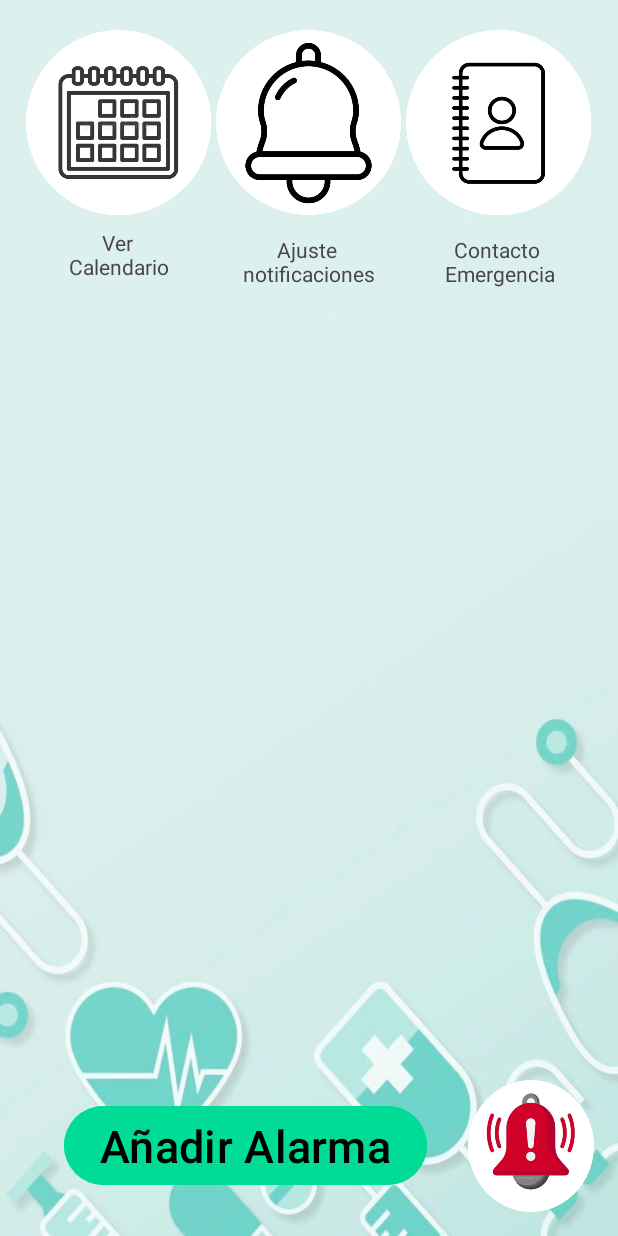
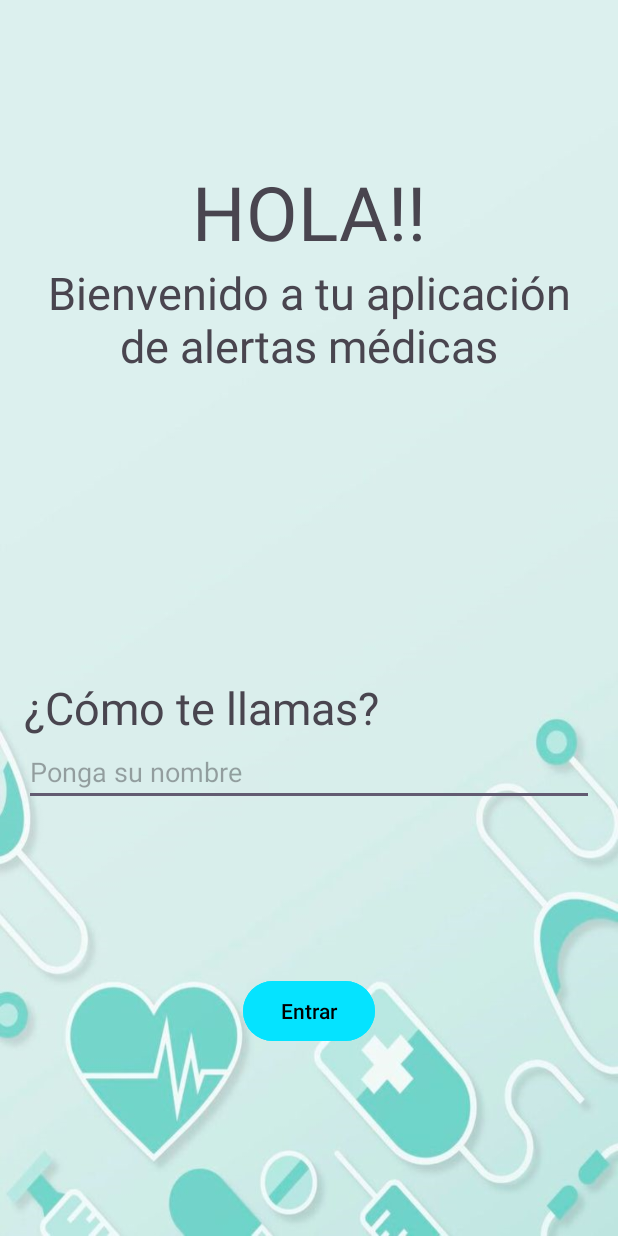
Before and after one commit to v1ct0r999/MedicApp, an Android app: the screen it shows after launch (MainActivity before the commit, Splash after it), on a phone screen of 412 x 824 dp. Run offline under Robolectric (Android 15) with nearby library versions, the light colour scheme and no system bars.

Commit message:
Splash agregado COCKrestamente

```diff
--- a/app/src/main/AndroidManifest.xml
+++ b/app/src/main/AndroidManifest.xml
@@ -15,6 +15,15 @@
         android:theme="@style/Theme.MedicApp"
         tools:targetApi="31">
         <activity
+            android:name=".Splash"
+            android:exported="true">
+            <intent-filter>
+                <action android:name="android.intent.action.MAIN" />
+
+                <category android:name="android.intent.category.LAUNCHER" />
+            </intent-filter>
+        </activity>
+        <activity
             android:name=".MenuContactoActivity"
             android:exported="false" />
         <activity
@@ -28,12 +37,7 @@
             android:exported="false" />
         <activity
             android:name=".MainActivity"
-            android:exported="true">
-            <intent-filter>
-                <action android:name="android.intent.action.MAIN" />
-
-                <category android:name="android.intent.category.LAUNCHER" />
-            </intent-filter>
+            android:exported="false">
         </activity>
 
         <receiver
--- /dev/null
+++ b/app/src/main/java/cl/contreras/medicapp/Splash.java
@@ -0,0 +1,41 @@
+package cl.contreras.medicapp;
+
+import android.content.Intent;
+import android.os.Bundle;
+import android.view.View;
+import android.widget.Button;
+import android.widget.EditText;
+
+import androidx.activity.EdgeToEdge;
+import androidx.appcompat.app.AppCompatActivity;
+import androidx.core.graphics.Insets;
+import androidx.core.view.ViewCompat;
+import androidx.core.view.WindowInsetsCompat;
+
+public class Splash extends AppCompatActivity {
+
+    @Override
+    protected void onCreate(Bundle savedInstanceState) {
+        super.onCreate(savedInstanceState);
+        EdgeToEdge.enable(this);
+        setContentView(R.layout.activity_splash);
+
+        Button btniniciar = (Button) findViewById(R.id.btnentrar);
+        EditText usuario = (EditText) findViewById(R.id.usuario);
+
+        btniniciar.setOnClickListener(new View.OnClickListener() {
+            @Override
+            public void onClick(View v) {
+                String usuarioInput = usuario.getText().toString().trim();
+
+                // Validar el campo "usuario"
+                if (usuarioInput.isEmpty()) {
+                    usuario.setError("El campo de usuario no puede estar vacío");
+                } else {
+                    startActivity(new Intent(Splash.this, MainActivity.class));
+                }
+            }
+        });
+
+    }
+}
--- a/app/src/main/res/layout/activity_main.xml
+++ b/app/src/main/res/layout/activity_main.xml
@@ -9,6 +9,24 @@
     android:padding="16dp"
     android:orientation="vertical"
     android:background="@drawable/fondo">
+
+    <LinearLayout
+        android:layout_width="match_parent"
+        android:layout_height="match_parent"
+        android:layout_weight="8">
+        <RelativeLayout
+            android:layout_width="match_parent"
+            android:layout_height="match_parent">
+            <TextView
+                android:layout_width="wrap_content"
+                android:layout_height="wrap_content"
+                android:text="Buenos días"
+                android:textSize="30dp">
+
+            </TextView>
+        </RelativeLayout>
+
+    </LinearLayout>
 
     <!--opciones clandario contacto notificaciones-->
     <LinearLayout
--- /dev/null
+++ b/app/src/main/res/layout/activity_splash.xml
@@ -0,0 +1,108 @@
+<?xml version="1.0" encoding="utf-8"?>
+<LinearLayout
+    xmlns:android="http://schemas.android.com/apk/res/android"
+    xmlns:app="http://schemas.android.com/apk/res-auto"
+    xmlns:tools="http://schemas.android.com/tools"
+    android:id="@+id/main"
+    android:orientation="vertical"
+    android:background="@drawable/fondo"
+    android:layout_width="match_parent"
+    android:layout_height="match_parent"
+    android:padding="16dp"
+    tools:context=".Splash">
+
+    <LinearLayout
+        android:layout_width="match_parent"
+        android:layout_height="match_parent"
+        android:orientation="vertical"
+        android:layout_weight="1">
+        <RelativeLayout
+            android:layout_width="match_parent"
+            android:layout_height="match_parent">
+            <TextView
+                android:layout_width="wrap_content"
+                android:layout_height="wrap_content"
+                android:text="HOLA!!"
+                android:layout_alignParentBottom="true"
+                android:layout_centerInParent="true"
+                android:textSize="50dp">
+
+            </TextView>
+        </RelativeLayout>
+    </LinearLayout>
+    <LinearLayout
+        android:layout_width="match_parent"
+        android:layout_height="match_parent"
+        android:orientation="vertical"
+        android:layout_weight="1">
+        <RelativeLayout
+            android:layout_width="match_parent"
+            android:layout_height="match_parent">
+            <TextView
+                android:layout_width="wrap_content"
+                android:layout_height="wrap_content"
+                android:text="Bienvenido a tu aplicación de alertas médicas"
+                android:textAlignment="center"
+                android:textSize="30dp">
+
+            </TextView>
+        </RelativeLayout>
+    </LinearLayout>
+    <LinearLayout
+        android:layout_width="match_parent"
+        android:layout_height="match_parent"
+        android:orientation="vertical"
+        android:layout_weight="1">
+        <RelativeLayout
+            android:layout_width="match_parent"
+            android:layout_height="match_parent">
+            <TextView
+                android:layout_width="wrap_content"
+                android:layout_height="wrap_content"
+                android:text="¿Cómo te llamas?"
+                android:textSize="30dp"
+                android:layout_alignParentBottom="true">
+
+            </TextView>
+        </RelativeLayout>
+    </LinearLayout>
+    <LinearLayout
+        android:layout_width="match_parent"
+        android:layout_height="match_parent"
+        android:orientation="vertical"
+        android:layout_weight="1">
+        <RelativeLayout
+            android:layout_width="match_parent"
+            android:layout_height="match_parent">
+            <EditText
+                android:id="@+id/usuario"
+                android:layout_width="match_parent"
+                android:layout_height="wrap_content"
+                android:hint="Ponga su nombre">
+
+            </EditText>
+        </RelativeLayout>
+    </LinearLayout>
+    <LinearLayout
+        android:layout_width="match_parent"
+        android:layout_height="match_parent"
+        android:orientation="vertical"
+        android:layout_weight="1">
+        <RelativeLayout
+            android:layout_width="match_parent"
+            android:layout_height="match_parent">
+            <Button
+                android:id="@+id/btnentrar"
+                android:layout_width="wrap_content"
+                android:layout_height="wrap_content"
+                android:text="Entrar"
+                android:layout_alignParentTop="true"
+                android:layout_centerInParent="true"
+                android:backgroundTint="@color/celeste"
+                android:textColor="@color/black">
+
+            </Button>
+        </RelativeLayout>
+    </LinearLayout>
+
+</LinearLayout>
```
